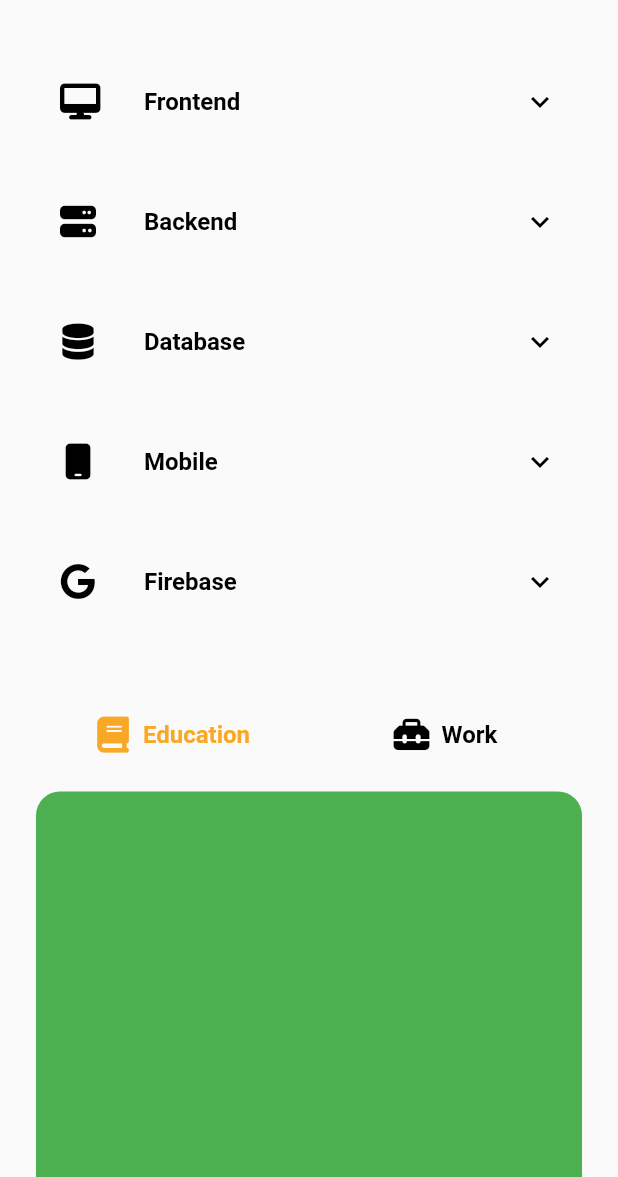
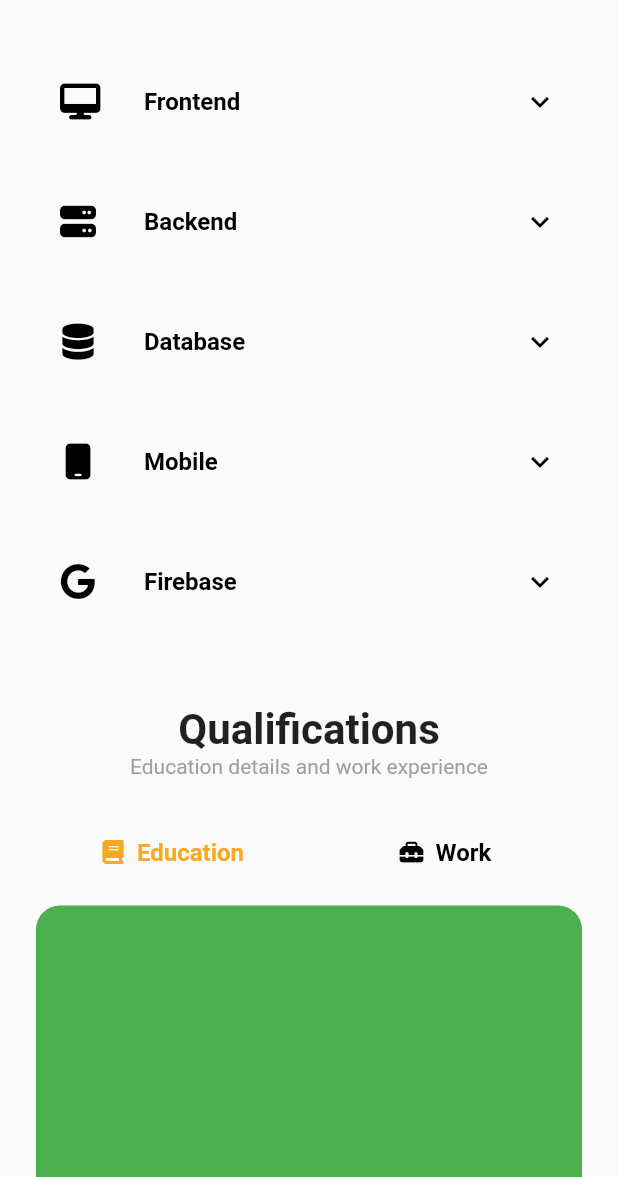
Before and after one commit to prateekthakur272/prateekthakur, a Flutter app: the screen it shows after launch, scrolled down 1728 dp, on a phone screen of 412 x 824 dp, the part 59-1236 px from its top. Run offline on Flutter 3.47's test engine with Material 2 defaults, Android fonts, the phone set to English and light mode, and no system bars; our stand-ins replace font_awesome_flutter, google_fonts.

Commit message:
adds heading

```diff
--- a/lib/pages/homepage.dart
+++ b/lib/pages/homepage.dart
@@ -38,7 +38,10 @@ class HomePage extends StatelessWidget {
                     SizedBox(
                       height: 54,
                     ),
-                    Qualifications()
+                    Qualifications(),
+                    SizedBox(
+                      height: 54,
+                    ),
                   ],
                 )))
           ],
--- a/lib/widgets/qualifications.dart
+++ b/lib/widgets/qualifications.dart
@@ -18,6 +18,16 @@ class _QualificationsState extends State<Qualifications> {
     return Column(
       crossAxisAlignment: CrossAxisAlignment.center,
       children: [
+        const Text(
+          'Qualifications',
+          style: TextStyle(fontSize: 28, fontWeight: FontWeight.bold),
+        ),
+        const Text(
+          'Education details and work experience',
+          textAlign: TextAlign.center,
+          style: TextStyle(fontSize: 14, color: Colors.grey),
+        ),
+        const SizedBox(height: 32,),
         DefaultTabController(
             length: 2,
             child: Column(
--- a/lib/widgets/tab_item.dart
+++ b/lib/widgets/tab_item.dart
@@ -12,7 +12,7 @@ class TabItem extends StatelessWidget {
       child: Row(
         mainAxisSize: MainAxisSize.min,
         children: [
-          Icon(icon),
+          Icon(icon,size: 16,),
           const SizedBox(width: 8,),
           Text(title,style: const TextStyle(
             fontSize: 16,
```
